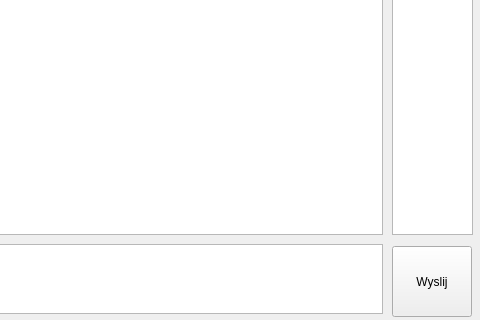
The window that Qt/room.ui (WAndraszyk/Projekt-SK2) describes before a commit, drawn with Qt 5; both pictures show x 158 to 638 and y 136 to 456 of the 638 by 456 pixel window.
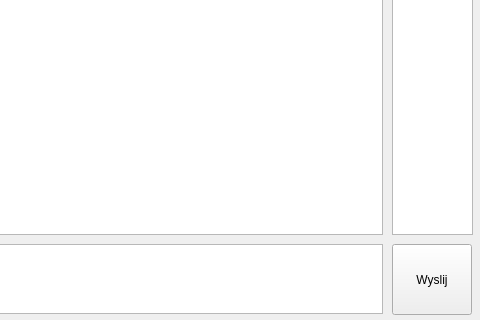
The same window after the commit.

Commit message: Dzialajaca wersja GUI dla klienta

The edit to the form file:
```diff
--- a/Qt/room.ui
+++ b/Qt/room.ui
@@ -23,7 +23,7 @@
    <property name="geometry">
     <rect>
      <x>550</x>
-     <y>382</y>
+     <y>380</y>
      <width>80</width>
      <height>71</height>
     </rect>
```
Left out of the diff: 2 changed lines with no effect on the pictures. The commit also changes 4 other files.
